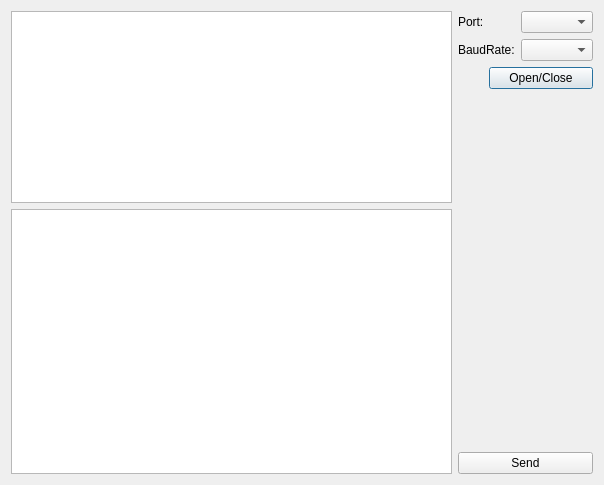
This is qt4/lib/qextserialport-1.2rc/examples/hexer/dialog.ui in qoopooh/try_git as Qt 5 draws it before an edit. The edited form follows.
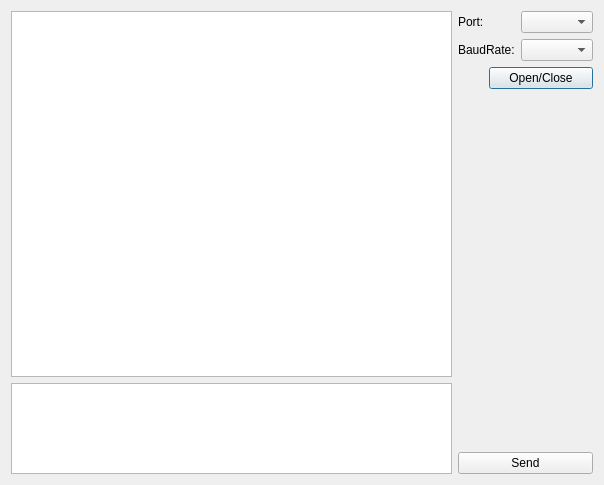
This is the edited form. Custom widgets are drawn as their Qt base class.

Commit message: can read/write on thread2

```diff
--- a/qt4/lib/qextserialport-1.2rc/examples/hexer/dialog.ui
+++ b/qt4/lib/qextserialport-1.2rc/examples/hexer/dialog.ui
@@ -15,7 +15,7 @@
   </property>
   <layout class="QHBoxLayout" name="horizontalLayout_2">
    <item>
-    <layout class="QVBoxLayout" name="verticalLayout" stretch="0,1">
+    <layout class="QVBoxLayout" name="verticalLayout" stretch="4,1">
      <item>
       <widget class="QPlainTextEdit" name="recvEdit">
        <property name="maximumBlockCount">
```
The commit also changes 2 other files.
